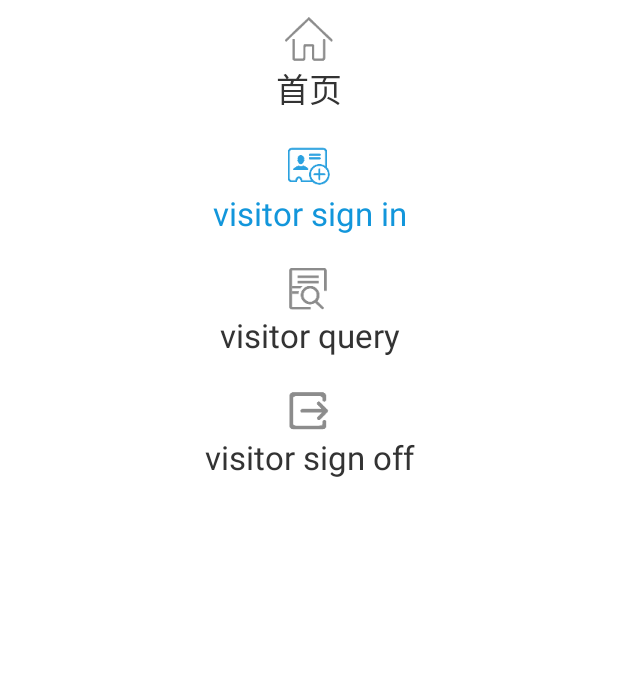
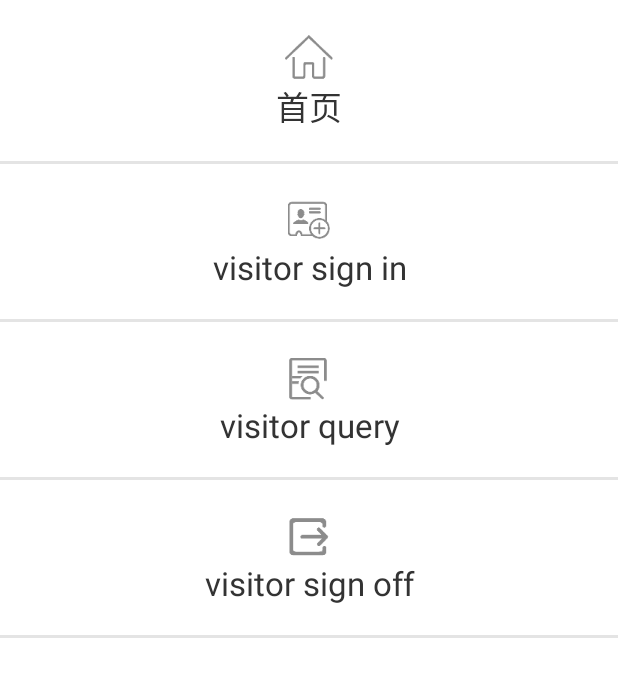
Before and after one commit to LuckySRCX/visitorRecord, an Android app: the layout fragment_navigation.xml on its own in the app's theme, with its tools: preview values and no code run, on a phone screen of 412 x 824 dp. Shown: the top 677 px of the screen. Run offline under Robolectric (Android 15) with nearby library versions, the phone set to English and light mode, and no system bars.

Commit message:
修改访客管理左侧列表布局和阴影，修改访客管理主页跳到管理页面的逻辑处理

```diff
--- /dev/null
+++ b/app/src/main/res/drawable/manage_left_bg.xml
@@ -0,0 +1,12 @@
+<?xml version="1.0" encoding="utf-8"?>
+<selector xmlns:android="http://schemas.android.com/apk/res/android">
+    <item>
+        <layer-list>
+            <item android:left="-2dp" android:right="-2dp" android:top="-2dp">
+                <shape>
+                    <stroke android:width="2dp" android:color="@color/border"/>
+                </shape>
+            </item>
+        </layer-list>
+    </item>
+</selector>
--- a/app/src/main/res/layout/fragment_navigation.xml
+++ b/app/src/main/res/layout/fragment_navigation.xml
@@ -3,6 +3,7 @@
     android:layout_width="match_parent"
     android:layout_height="match_parent"
     android:orientation="vertical"
+    android:translationZ="10dp"
     tools:context="net.jiaobaowang.visitor.manage.NavigationFragment">
 
     <RadioGroup
@@ -18,7 +19,6 @@
         <RadioButton
             android:id="@+id/btn_sign_in"
             style="@style/manage_left"
-            android:checked="true"
             android:drawableTop="@drawable/manage_sign_in"
             android:text="@string/visitor_signIn" />
 
@@ -33,7 +33,7 @@
             style="@style/manage_left"
             android:drawableTop="@drawable/manage_sign_off"
             android:text="@string/visitor_signOff" />
+
     </RadioGroup>
 
-
 </LinearLayout>
--- a/app/src/main/res/values/styles.xml
+++ b/app/src/main/res/values/styles.xml
@@ -73,11 +73,13 @@
     <style name="manage_left">
         <item name="android:layout_width">match_parent</item>
         <item name="android:layout_height">wrap_content</item>
-        <item name="android:padding">10dp</item>
+        <item name="android:paddingTop">22dp</item>
+        <item name="android:paddingBottom">22dp</item>
         <item name="android:gravity">center</item>
         <item name="android:button">@null</item>
         <item name="android:textSize">22sp</item>
         <item name="android:textColor">@drawable/manage_left_text</item>
+        <item name="android:background">@drawable/manage_left_bg</item>
     </style>
 
     <!--信息的标题-->
```
Also changed, not shown: app/src/main/java/net/jiaobaowang/visitor/manage/ManageActivity.java (+22 -21 lines), app/src/main/java/net/jiaobaowang/visitor/manage/NavigationFragment.java (+38 -10 lines), app/src/main/java/net/jiaobaowang/visitor/manage/SignInFragment.java (+8 -8 lines), app/src/main/res/drawable/manage_left_fg_bg.xml (added, +7 -0 lines), app/src/main/res/layout/activity_base_fragment.xml (+7 -10 lines).
